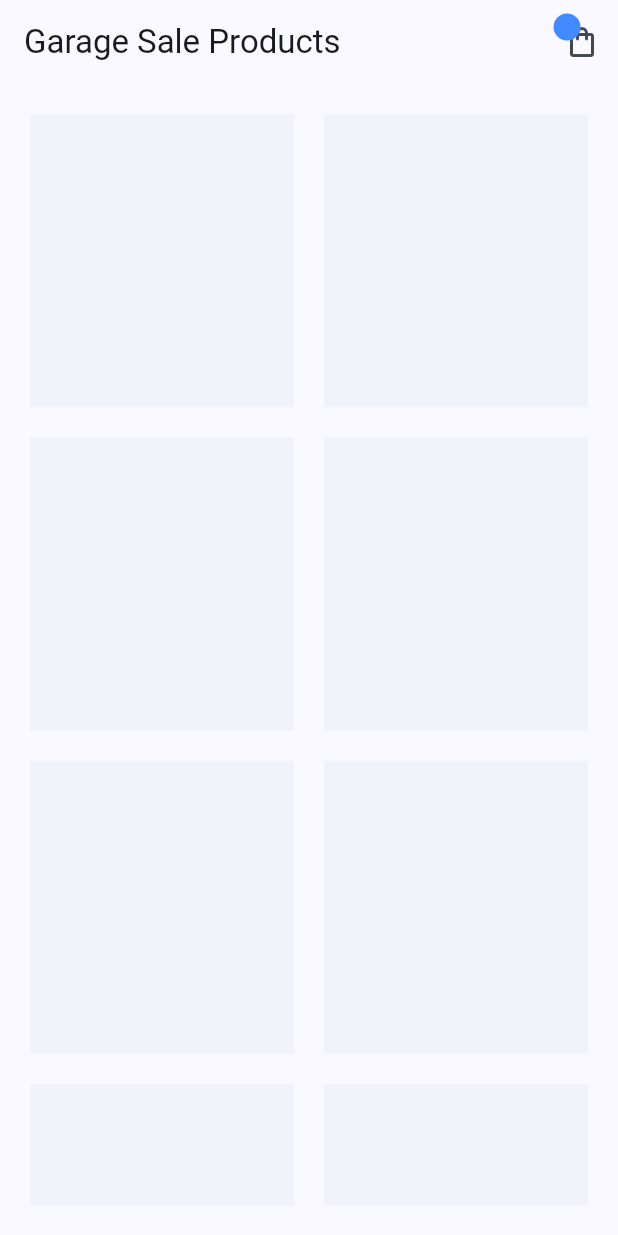
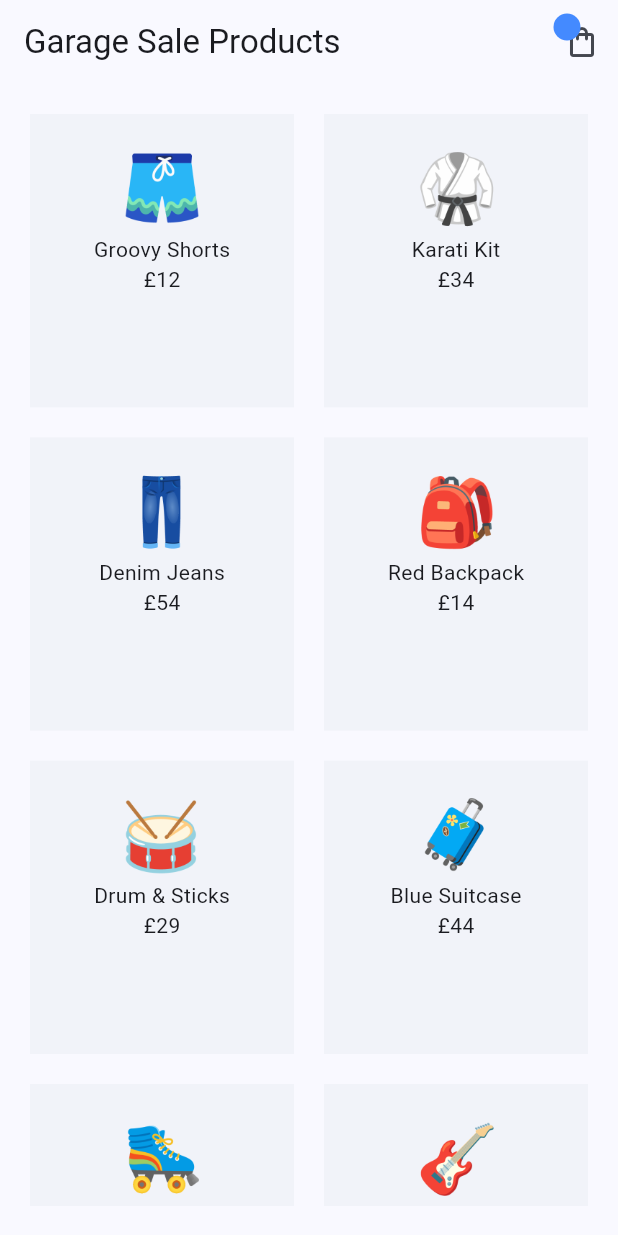
Before and after one commit to HaCa4/flutter-garage, a Flutter app: the screen it shows after launch, on a phone screen of 412 x 824 dp. Run offline on Flutter 3.47's test engine with Material 3 defaults, Android fonts, the phone set to English and light mode, and no system bars; our stand-ins replace flutter_riverpod, riverpod_annotation; generated files the repository leaves out were written again.

Commit message:
riverpod generated providers

```diff
--- a/lib/main.dart
+++ b/lib/main.dart
@@ -1,8 +1,9 @@
 import 'package:flutter/material.dart';
+import 'package:flutter_riverpod/flutter_riverpod.dart';
 import 'package:riverpod_files/screens/home/home_screen.dart';
 
 void main() {
-  runApp(const MyApp());
+  runApp(const ProviderScope(child: MyApp()));
 }
 
 class MyApp extends StatelessWidget {
--- /dev/null
+++ b/lib/providers/products_provider.dart
@@ -0,0 +1,63 @@
+import 'package:riverpod_annotation/riverpod_annotation.dart';
+import 'package:riverpod_files/models/product.dart';
+
+part "products_provider.g.dart";
+
+const List<Product> allProducts = [
+  Product(
+      id: '1',
+      title: 'Groovy Shorts',
+      price: 12,
+      image: 'assets/products/shorts.png'),
+  Product(
+      id: '2',
+      title: 'Karati Kit',
+      price: 34,
+      image: 'assets/products/karati.png'),
+  Product(
+      id: '3',
+      title: 'Denim Jeans',
+      price: 54,
+      image: 'assets/products/jeans.png'),
+  Product(
+      id: '4',
+      title: 'Red Backpack',
+      price: 14,
+      image: 'assets/products/backpack.png'),
+  Product(
+      id: '5',
+      title: 'Drum & Sticks',
+      price: 29,
+      image: 'assets/products/drum.png'),
+  Product(
+      id: '6',
+      title: 'Blue Suitcase',
+      price: 44,
+      image: 'assets/products/suitcase.png'),
+  Product(
+      id: '7',
+      title: 'Roller Skates',
+      price: 52,
+      image: 'assets/products/skates.png'),
+  Product(
+      id: '8',
+      title: 'Electric Guitar',
+      price: 79,
+      image: 'assets/products/guitar.png'),
+];
+// Read only provider
+// final productsProvider = Provider((ref) => allProducts);
+
+// final reducedProductsProvider = Provider((ref) {
+//   return allProducts.where((product) => product.price < 50).toList();
+// });
+
+@riverpod
+List<Product> products(ref) {
+  return allProducts;
+}
+
+@riverpod
+List<Product> reducedProducts(ref) {
+  return allProducts.where((product) => product.price < 50).toList();
+}
--- a/lib/screens/home/home_screen.dart
+++ b/lib/screens/home/home_screen.dart
@@ -1,11 +1,15 @@
 import 'package:flutter/material.dart';
+import 'package:flutter_riverpod/flutter_riverpod.dart';
+import 'package:riverpod_files/providers/products_provider.dart';
 import 'package:riverpod_files/shared/cart_icon.dart';
 
-class HomeScreen extends StatelessWidget {
+class HomeScreen extends ConsumerWidget {
   const HomeScreen({super.key});
 
   @override
-  Widget build(BuildContext context) {
+  Widget build(BuildContext context, WidgetRef ref) {
+    final allProducts = ref.watch(productsProvider);
+
     return Scaffold(
       appBar: AppBar(
         title: const Text('Garage Sale Products'),
@@ -14,17 +18,28 @@ class HomeScreen extends StatelessWidget {
       body: Padding(
         padding: const EdgeInsets.all(20),
         child: GridView.builder(
-          itemCount: 8,
-          gridDelegate:const SliverGridDelegateWithFixedCrossAxisCount(
+          itemCount: allProducts.length,
+          gridDelegate: const SliverGridDelegateWithFixedCrossAxisCount(
             crossAxisCount: 2,
             mainAxisSpacing: 20,
             crossAxisSpacing: 20,
             childAspectRatio: 0.9,
           ),
-          itemBuilder:(context, index) {
+          itemBuilder: (context, index) {
             return Container(
               padding: const EdgeInsets.all(20),
               color: Colors.blueGrey.withOpacity(0.05),
+              child: Column(
+                children: [
+                  Image.asset(
+                    allProducts[index].image,
+                    width: 60,
+                    height: 60,
+                  ),
+                  Text(allProducts[index].title),
+                  Text('\£${allProducts[index].price}'),
+                ],
+              ),
             );
           },
         ),
--- a/pubspec.yaml
+++ b/pubspec.yaml
@@ -35,6 +35,7 @@ dependencies:
   # Use with the CupertinoIcons class for iOS style icons.
   cupertino_icons: ^1.0.2
   flutter_riverpod: ^2.5.1
+  riverpod_annotation: ^2.3.5
 
 dev_dependencies:
   flutter_test:
@@ -46,6 +47,8 @@ dev_dependencies:
   # package. See that file for information about deactivating specific lint
   # rules and activating additional ones.
   flutter_lints: ^2.0.0
+  riverpod_generator: ^2.4.0
+  build_runner: ^2.4.11
 
 # For information on the generic Dart part of this file, see the
 # following page: https://dart.dev/tools/pub/pubspec
```
Also changed, not shown: lib/screens/cart/cart_screen.dart (+29 -5 lines), lib/providers/products_provider.g.dart (added).
